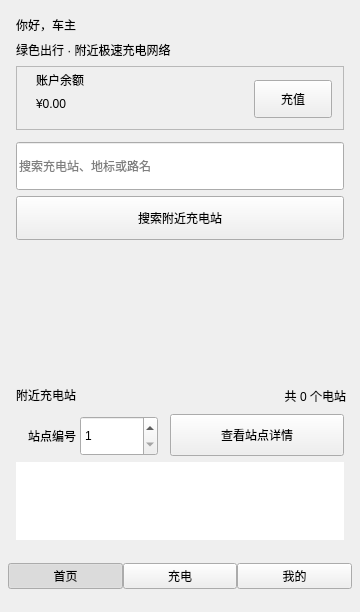
The window that client/mainwindow.ui (justinwills/ChargingPlatform) describes before a commit, drawn with Qt 5.
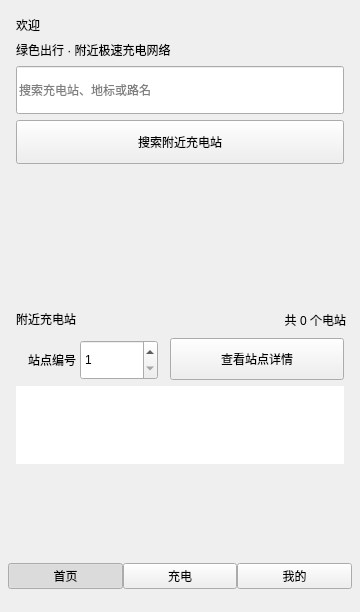
The same window after the commit. The open tabs and pages were chosen to show the change. Custom widgets are drawn as their Qt base class.

Patch:
```diff
--- a/client/mainwindow.ui
+++ b/client/mainwindow.ui
@@ -568,7 +568,7 @@
        </rect>
       </property>
       <property name="text">
-       <string>你好，车主</string>
+        <string>欢迎</string>
       </property>
      </widget>
      <widget class="QLabel" name="labelHomeSub">
@@ -584,63 +584,11 @@
        <string>绿色出行 · 附近极速充电网络</string>
       </property>
      </widget>
-     <widget class="QFrame" name="homeBalanceCard">
-      <property name="geometry">
-       <rect>
-        <x>16</x>
-        <y>66</y>
-        <width>328</width>
-        <height>64</height>
-       </rect>
-      </property>
-      <property name="frameShape">
-       <enum>QFrame::StyledPanel</enum>
-      </property>
-      <widget class="QLabel" name="labelHomeBalanceTitle">
-       <property name="geometry">
-        <rect>
-         <x>20</x>
-         <y>6</y>
-         <width>120</width>
-         <height>16</height>
-        </rect>
-       </property>
-       <property name="text">
-        <string>账户余额</string>
-       </property>
-      </widget>
-      <widget class="QLabel" name="labelHomeBalance">
-       <property name="geometry">
-        <rect>
-         <x>20</x>
-         <y>24</y>
-         <width>190</width>
-         <height>28</height>
-        </rect>
-       </property>
-       <property name="text">
-        <string>¥0.00</string>
-       </property>
-      </widget>
-      <widget class="QPushButton" name="BtnHomeRecharge">
-       <property name="geometry">
-        <rect>
-         <x>238</x>
-         <y>14</y>
-         <width>78</width>
-         <height>38</height>
-        </rect>
-       </property>
-       <property name="text">
-        <string>充值</string>
-       </property>
-      </widget>
-     </widget>
      <widget class="QLineEdit" name="editAddress">
       <property name="geometry">
        <rect>
         <x>16</x>
-        <y>142</y>
+         <y>66</y>
         <width>328</width>
         <height>48</height>
        </rect>
@@ -653,7 +601,7 @@
       <property name="geometry">
        <rect>
         <x>16</x>
-        <y>196</y>
+         <y>120</y>
         <width>328</width>
         <height>44</height>
        </rect>
@@ -666,7 +614,7 @@
       <property name="geometry">
        <rect>
         <x>16</x>
-        <y>248</y>
+         <y>172</y>
         <width>328</width>
         <height>128</height>
        </rect>
@@ -676,7 +624,7 @@
       <property name="geometry">
        <rect>
         <x>16</x>
-        <y>384</y>
+         <y>308</y>
         <width>120</width>
         <height>22</height>
        </rect>
@@ -689,7 +637,7 @@
       <property name="geometry">
        <rect>
         <x>140</x>
-        <y>388</y>
+         <y>312</y>
         <width>206</width>
         <height>16</height>
        </rect>
@@ -705,7 +653,7 @@
       <property name="geometry">
        <rect>
         <x>16</x>
-        <y>420</y>
+         <y>344</y>
         <width>60</width>
         <height>32</height>
        </rect>
@@ -721,7 +669,7 @@
       <property name="geometry">
        <rect>
         <x>80</x>
-        <y>416</y>
+         <y>340</y>
         <width>78</width>
         <height>40</height>
        </rect>
@@ -737,7 +685,7 @@
       <property name="geometry">
        <rect>
         <x>170</x>
-        <y>414</y>
+         <y>338</y>
         <width>174</width>
         <height>42</height>
        </rect>
@@ -750,7 +698,7 @@
       <property name="geometry">
        <rect>
         <x>16</x>
-        <y>462</y>
+         <y>386</y>
         <width>328</width>
         <height>78</height>
        </rect>
```
Left out of the diff: 12 changed lines with no effect on the pictures. Lines whose indentation alone changed are shown as unchanged.
